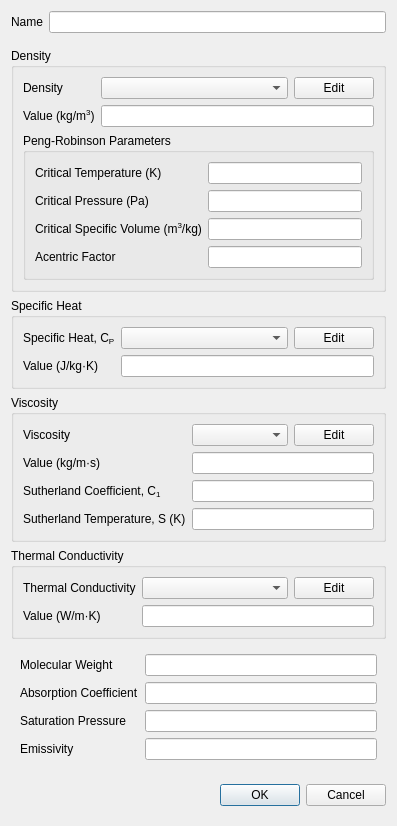
Old version of the form baramFlow/view/setup/materials/material_dialog.ui in the repository nextfoam/baram.
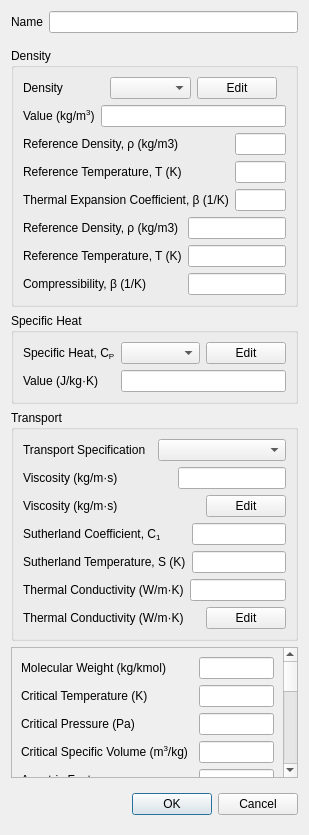
New version of the form. Custom widgets are drawn as their Qt base class.

```diff
--- a/baramFlow/view/setup/materials/material_dialog.ui
+++ b/baramFlow/view/setup/materials/material_dialog.ui
@@ -6,8 +6,8 @@
    <rect>
     <x>0</x>
     <y>0</y>
-    <width>397</width>
-    <height>809</height>
+    <width>309</width>
+    <height>835</height>
    </rect>
   </property>
   <property name="windowTitle">
@@ -82,27 +82,6 @@
               </property>
              </widget>
             </item>
-            <item row="0" column="1">
-             <layout class="QHBoxLayout" name="horizontalLayout">
-              <item>
-               <widget class="EnumComboBox" name="densityType">
-                <property name="sizePolicy">
-                 <sizepolicy hsizetype="Expanding" vsizetype="Fixed">
-                  <horstretch>0</horstretch>
-                  <verstretch>0</verstretch>
-                 </sizepolicy>
-                </property>
-               </widget>
-              </item>
-              <item>
-               <widget class="QPushButton" name="densityEdit">
-                <property name="text">
-                 <string>Edit</string>
-                </property>
-               </widget>
-              </item>
-             </layout>
-            </item>
             <item row="1" column="0">
              <widget class="QLabel" name="label_4">
               <property name="text">
@@ -113,55 +92,131 @@
             <item row="1" column="1">
              <widget class="QLineEdit" name="constantDensity"/>
             </item>
+            <item row="0" column="1">
+             <widget class="QWidget" name="widget_90" native="true">
+              <layout class="QHBoxLayout" name="horizontalLayout">
+               <property name="topMargin">
+                <number>0</number>
+               </property>
+               <property name="bottomMargin">
+                <number>0</number>
+               </property>
+               <item>
+                <widget class="PythonComboBox" name="densitySpec">
+                 <property name="sizePolicy">
+                  <sizepolicy hsizetype="Expanding" vsizetype="Fixed">
+                   <horstretch>0</horstretch>
+                   <verstretch>0</verstretch>
+                  </sizepolicy>
+                 </property>
+                </widget>
+               </item>
+               <item>
+                <widget class="QPushButton" name="densityEdit">
+                 <property name="text">
+                  <string>Edit</string>
+                 </property>
+                </widget>
+               </item>
            </layout>
           </widget>
          </item>
+           </layout>
+          </widget>
+         </item>
          <item>
-          <widget class="QGroupBox" name="pengRobinsonParameters">
-           <property name="title">
-            <string>Peng-Robinson Parameters</string>
-           </property>
-           <layout class="QFormLayout" name="formLayout_8">
+          <widget class="QWidget" name="boussinesq" native="true">
+           <layout class="QFormLayout" name="formLayout_9">
+            <property name="leftMargin">
+             <number>0</number>
+            </property>
+            <property name="topMargin">
+             <number>0</number>
+            </property>
+            <property name="rightMargin">
+             <number>0</number>
+            </property>
+            <property name="bottomMargin">
+             <number>0</number>
+            </property>
             <item row="0" column="0">
-             <widget class="QLabel" name="label_8">
+             <widget class="QLabel" name="label_12">
               <property name="text">
-               <string>Critical Temperature (K)</string>
+               <string>Reference Density, ρ (kg/m3)</string>
               </property>
              </widget>
             </item>
+            <item row="0" column="1">
+             <widget class="QLineEdit" name="boussinesqRho0"/>
+            </item>
             <item row="1" column="0">
-             <widget class="QLabel" name="label_9">
+             <widget class="QLabel" name="label_13">
               <property name="text">
-               <string>Critical Pressure (Pa)</string>
+               <string>Reference Temperature, T (K)</string>
               </property>
              </widget>
             </item>
             <item row="1" column="1">
-             <widget class="QLineEdit" name="criticalPressure"/>
+             <widget class="QLineEdit" name="boussinesqT0"/>
             </item>
             <item row="2" column="0">
-             <widget class="QLabel" name="label_10">
+             <widget class="QLabel" name="label_14">
               <property name="text">
-               <string>&lt;html&gt;&lt;head/&gt;&lt;body&gt;&lt;p&gt;Critical Specific Volume (m&lt;span style=&quot; vertical-align:super;&quot;&gt;3&lt;/span&gt;/kg)&lt;/p&gt;&lt;/body&gt;&lt;/html&gt;</string>
+               <string>Thermal Expansion Coefficient, β (1/K)</string>
               </property>
              </widget>
             </item>
             <item row="2" column="1">
-             <widget class="QLineEdit" name="criticalSpecificVolume"/>
+             <widget class="QLineEdit" name="boussinesqBeta"/>
             </item>
-            <item row="3" column="0">
-             <widget class="QLabel" name="label_11">
+           </layout>
+          </widget>
+         </item>
+         <item>
+          <widget class="QWidget" name="perfectFluid" native="true">
+           <layout class="QFormLayout" name="formLayout_11">
+            <property name="leftMargin">
+             <number>0</number>
+            </property>
+            <property name="topMargin">
+             <number>0</number>
+            </property>
+            <property name="rightMargin">
+             <number>0</number>
+            </property>
+            <property name="bottomMargin">
+             <number>0</number>
+            </property>
+            <item row="0" column="0">
+             <widget class="QLabel" name="label_18">
               <property name="text">
-               <string>Acentric Factor</string>
+               <string>Reference Density, ρ (kg/m3)</string>
               </property>
              </widget>
             </item>
-            <item row="3" column="1">
-             <widget class="QLineEdit" name="acentricFactor"/>
-            </item>
             <item row="0" column="1">
-             <widget class="QLineEdit" name="criticalTemperature"/>
+             <widget class="QLineEdit" name="perfectFluidRho0"/>
             </item>
+            <item row="1" column="0">
+             <widget class="QLabel" name="label_19">
+              <property name="text">
+               <string>Reference Temperature, T (K)</string>
+              </property>
+             </widget>
+            </item>
+            <item row="1" column="1">
+             <widget class="QLineEdit" name="perfectFluidT"/>
+            </item>
+            <item row="2" column="0">
+             <widget class="QLabel" name="label_20">
+              <property name="text">
+               <string>Compressibility, β (1/K)</string>
+              </property>
+             </widget>
+            </item>
+            <item row="2" column="1">
+             <widget class="QLineEdit" name="perfectFluidBeta"/>
+            </item>
            </layout>
           </widget>
          </item>
@@ -169,11 +224,21 @@
        </widget>
       </item>
       <item>
-       <widget class="QGroupBox" name="specificHeat">
+       <widget class="QGroupBox" name="specificHeatGroup">
         <property name="title">
          <string>Specific Heat</string>
         </property>
         <layout class="QFormLayout" name="formLayout_3">
+         <item row="1" column="0">
+          <widget class="QLabel" name="label_5">
+           <property name="text">
+            <string>&lt;html&gt;&lt;head/&gt;&lt;body&gt;&lt;p&gt;Value (J/kg·K)&lt;/p&gt;&lt;/body&gt;&lt;/html&gt;</string>
+           </property>
+          </widget>
+         </item>
+         <item row="1" column="1">
+          <widget class="QLineEdit" name="constantSpecificHeat"/>
+         </item>
          <item row="0" column="0">
           <widget class="QLabel" name="label_3">
            <property name="text">
@@ -197,7 +262,7 @@
              <number>0</number>
             </property>
             <item>
-             <widget class="EnumComboBox" name="specificHeatType">
+             <widget class="PythonComboBox" name="specificHeatSpec">
               <property name="sizePolicy">
                <sizepolicy hsizetype="Expanding" vsizetype="Fixed">
                 <horstretch>0</horstretch>
@@ -222,35 +287,46 @@
            </layout>
           </widget>
          </item>
-         <item row="1" column="0">
-          <widget class="QLabel" name="label_5">
-           <property name="text">
-            <string>&lt;html&gt;&lt;head/&gt;&lt;body&gt;&lt;p&gt;Value (J/kg·K)&lt;/p&gt;&lt;/body&gt;&lt;/html&gt;</string>
-           </property>
-          </widget>
-         </item>
-         <item row="1" column="1">
-          <widget class="QLineEdit" name="constantSpecificHeat"/>
-         </item>
         </layout>
        </widget>
       </item>
       <item>
-       <widget class="QGroupBox" name="viscosityGroup">
+       <widget class="QGroupBox" name="transportGroup">
         <property name="title">
-         <string>Viscosity</string>
+         <string>Transport</string>
         </property>
-        <layout class="QFormLayout" name="formLayout_4">
-         <item row="0" column="0">
-          <widget class="QLabel" name="viscosityLabel">
+        <layout class="QVBoxLayout" name="verticalLayout_4">
+         <item>
+          <widget class="QWidget" name="widget_3" native="true">
+           <layout class="QHBoxLayout" name="horizontalLayout_2">
+            <property name="leftMargin">
+             <number>0</number>
+            </property>
+            <property name="topMargin">
+             <number>0</number>
+            </property>
+            <property name="rightMargin">
+             <number>0</number>
+            </property>
+            <property name="bottomMargin">
+             <number>0</number>
+            </property>
+            <item>
+             <widget class="QLabel" name="label_15">
            <property name="text">
-            <string>Viscosity</string>
+               <string>Transport Specification</string>
            </property>
           </widget>
          </item>
-         <item row="0" column="1">
-          <widget class="QWidget" name="widget_9" native="true">
-           <layout class="QHBoxLayout" name="horizontalLayout_6">
+            <item>
+             <widget class="PythonComboBox" name="transportSpec"/>
+            </item>
+           </layout>
+          </widget>
+         </item>
+         <item>
+          <widget class="QWidget" name="viscosityGroup" native="true">
+           <layout class="QVBoxLayout" name="verticalLayout_5">
             <property name="leftMargin">
              <number>0</number>
             </property>
@@ -264,22 +340,62 @@
              <number>0</number>
             </property>
             <item>
-             <widget class="EnumComboBox" name="viscosityType">
-              <property name="sizePolicy">
-               <sizepolicy hsizetype="Expanding" vsizetype="Fixed">
-                <horstretch>0</horstretch>
-                <verstretch>0</verstretch>
-               </sizepolicy>
-              </property>
-              <property name="minimumSize">
+             <widget class="QWidget" name="viscosityConstantGroup" native="true">
+              <layout class="QGridLayout" name="gridLayout" rowstretch="0,0" columnstretch="0,0,0,0">
+               <property name="leftMargin">
+                <number>0</number>
+               </property>
+               <property name="topMargin">
+                <number>0</number>
+               </property>
+               <property name="rightMargin">
+                <number>0</number>
+               </property>
+               <property name="bottomMargin">
+                <number>0</number>
+               </property>
+               <item row="1" column="1">
+                <widget class="QLabel" name="label_16">
+                 <property name="text">
+                  <string>Viscosity (kg/m·s)</string>
+                 </property>
+                </widget>
+               </item>
+               <item row="1" column="2">
+                <spacer name="horizontalSpacer">
+                 <property name="orientation">
+                  <enum>Qt::Horizontal</enum>
+                 </property>
+                 <property name="sizeHint" stdset="0">
                <size>
-                <width>92</width>
-                <height>0</height>
-               </size>
-              </property>
+                   <width>40</width>
+                   <height>20</height>
+                  </size>
+                 </property>
+                </spacer>
+               </item>
+               <item row="1" column="3">
+                <widget class="QLineEdit" name="viscosityConstant"/>
+               </item>
+              </layout>
              </widget>
             </item>
             <item>
+             <widget class="QWidget" name="viscosityEditGroup" native="true">
+              <layout class="QGridLayout" name="gridLayout_3">
+               <property name="leftMargin">
+                <number>0</number>
+               </property>
+               <property name="topMargin">
+                <number>0</number>
+               </property>
+               <property name="rightMargin">
+                <number>0</number>
+               </property>
+               <property name="bottomMargin">
+                <number>0</number>
+               </property>
+               <item row="0" column="2">
              <widget class="QPushButton" name="viscosityEdit">
               <property name="sizePolicy">
                <sizepolicy hsizetype="Fixed" vsizetype="Fixed">
@@ -292,57 +408,115 @@
               </property>
              </widget>
             </item>
-           </layout>
-          </widget>
-         </item>
-         <item row="1" column="0">
-          <widget class="QLabel" name="viscosityLabel_2">
+               <item row="0" column="0">
+                <widget class="QLabel" name="label_21">
            <property name="text">
-            <string>Value (kg/m·s)</string>
+                  <string>Viscosity (kg/m·s)</string>
            </property>
           </widget>
          </item>
-         <item row="1" column="1">
-          <widget class="QLineEdit" name="constantViscosity"/>
-         </item>
-         <item row="2" column="0">
+               <item row="0" column="1">
+                <spacer name="horizontalSpacer_4">
+                 <property name="orientation">
+                  <enum>Qt::Horizontal</enum>
+                 </property>
+                 <property name="sizeHint" stdset="0">
+                  <size>
+                   <width>40</width>
+                   <height>20</height>
+                  </size>
+                 </property>
+                </spacer>
+               </item>
+              </layout>
+             </widget>
+            </item>
+            <item>
+             <widget class="QWidget" name="viscositySutherlandGroup" native="true">
+              <layout class="QGridLayout" name="gridLayout_2">
+               <property name="leftMargin">
+                <number>0</number>
+               </property>
+               <property name="topMargin">
+                <number>0</number>
+               </property>
+               <property name="rightMargin">
+                <number>0</number>
+               </property>
+               <property name="bottomMargin">
+                <number>0</number>
+               </property>
+               <item row="0" column="0">
           <widget class="QLabel" name="label">
            <property name="text">
             <string>Sutherland Coefficient, C&lt;sub&gt;1&lt;/sub&gt;</string>
            </property>
           </widget>
          </item>
-         <item row="2" column="1">
+               <item row="0" column="1">
           <widget class="QLineEdit" name="sutherlandCoefficient"/>
          </item>
-         <item row="3" column="0">
+               <item row="1" column="0">
           <widget class="QLabel" name="label_6">
            <property name="text">
             <string>Sutherland Temperature, S (K)</string>
            </property>
           </widget>
          </item>
-         <item row="3" column="1">
+               <item row="1" column="1">
           <widget class="QLineEdit" name="sutherlandTemperature"/>
          </item>
         </layout>
        </widget>
       </item>
+           </layout>
+          </widget>
+         </item>
       <item>
-       <widget class="QGroupBox" name="thermalConductivity">
-        <property name="title">
-         <string>Thermal Conductivity</string>
-        </property>
-        <layout class="QFormLayout" name="formLayout_5">
-         <item row="0" column="0">
-          <widget class="QLabel" name="thremalConductivityLabel">
+          <widget class="QWidget" name="thermalConductivityGroup" native="true">
+           <layout class="QVBoxLayout" name="verticalLayout_6">
+            <property name="leftMargin">
+             <number>0</number>
+            </property>
+            <property name="topMargin">
+             <number>0</number>
+            </property>
+            <property name="rightMargin">
+             <number>0</number>
+            </property>
+            <property name="bottomMargin">
+             <number>0</number>
+            </property>
+            <item>
+             <widget class="QWidget" name="thermalConductivityConstantGroup" native="true">
+              <layout class="QHBoxLayout" name="horizontalLayout_6">
+               <property name="leftMargin">
+                <number>0</number>
+               </property>
+               <property name="topMargin">
+                <number>0</number>
+               </property>
+               <property name="rightMargin">
+                <number>0</number>
+               </property>
+               <property name="bottomMargin">
+                <number>0</number>
+               </property>
+               <item>
+                <widget class="QLabel" name="label_17">
            <property name="text">
-            <string>Thermal Conductivity</string>
+                  <string>Thermal Conductivity (W/m·K)</string>
            </property>
           </widget>
          </item>
-         <item row="0" column="1">
-          <widget class="QWidget" name="widget_11" native="true">
+               <item>
+                <widget class="QLineEdit" name="thermalConductivityConstant"/>
+               </item>
+              </layout>
+             </widget>
+            </item>
+            <item>
+             <widget class="QWidget" name="thermalConductivityEditGroup" native="true">
            <layout class="QHBoxLayout" name="horizontalLayout_7">
             <property name="leftMargin">
              <number>0</number>
@@ -357,15 +531,25 @@
              <number>0</number>
             </property>
             <item>
-             <widget class="EnumComboBox" name="thermalConductivityType">
-              <property name="sizePolicy">
-               <sizepolicy hsizetype="Expanding" vsizetype="Fixed">
-                <horstretch>0</horstretch>
-                <verstretch>0</verstretch>
-               </sizepolicy>
+                <widget class="QLabel" name="label_22">
+                 <property name="text">
+                  <string>Thermal Conductivity (W/m·K)</string>
               </property>
              </widget>
             </item>
+               <item>
+                <spacer name="horizontalSpacer_3">
+                 <property name="orientation">
+                  <enum>Qt::Horizontal</enum>
+                 </property>
+                 <property name="sizeHint" stdset="0">
+                  <size>
+                   <width>40</width>
+                   <height>20</height>
+                  </size>
+                 </property>
+                </spacer>
+               </item>
             <item>
              <widget class="QPushButton" name="thermalConductivityEdit">
               <property name="sizePolicy">
@@ -382,26 +566,34 @@
            </layout>
           </widget>
          </item>
-         <item row="1" column="0">
-          <widget class="QLabel" name="thremalConductivityLabel_2">
-           <property name="text">
-            <string>Value (W/m·K)</string>
-           </property>
+           </layout>
           </widget>
          </item>
-         <item row="1" column="1">
-          <widget class="QLineEdit" name="constantThermalConductivity"/>
+        </layout>
+       </widget>
          </item>
         </layout>
        </widget>
       </item>
       <item>
-       <widget class="QWidget" name="properties" native="true">
-        <layout class="QFormLayout" name="formLayout_2">
+    <widget class="QScrollArea" name="otherPropertiesContainer">
+     <property name="widgetResizable">
+      <bool>true</bool>
+     </property>
+     <widget class="QWidget" name="otherProperties">
+      <property name="geometry">
+       <rect>
+        <x>0</x>
+        <y>0</y>
+        <width>272</width>
+        <height>442</height>
+       </rect>
+      </property>
+      <layout class="QFormLayout" name="formLayout">
          <item row="0" column="0">
           <widget class="QLabel" name="molecularWeightLabel">
            <property name="text">
-            <string>Molecular Weight</string>
+          <string>Molecular Weight (kg/kmol)</string>
            </property>
           </widget>
          </item>
@@ -409,39 +601,157 @@
           <widget class="QLineEdit" name="molecularWeight"/>
          </item>
          <item row="1" column="0">
-          <widget class="QLabel" name="absorptionCoefficientLabel">
+        <widget class="QLabel" name="label_8">
            <property name="text">
-            <string>Absorption Coefficient</string>
+          <string>Critical Temperature (K)</string>
            </property>
           </widget>
          </item>
          <item row="1" column="1">
-          <widget class="QLineEdit" name="absorptionCoefficient"/>
+        <widget class="QLineEdit" name="criticalTemperature"/>
          </item>
          <item row="2" column="0">
+        <widget class="QLabel" name="label_9">
+         <property name="text">
+          <string>Critical Pressure (Pa)</string>
+         </property>
+        </widget>
+       </item>
+       <item row="2" column="1">
+        <widget class="QLineEdit" name="criticalPressure"/>
+       </item>
+       <item row="3" column="0">
+        <widget class="QLabel" name="label_10">
+         <property name="text">
+          <string>&lt;html&gt;&lt;head/&gt;&lt;body&gt;&lt;p&gt;Critical Specific Volume (m&lt;span style=&quot; vertical-align:super;&quot;&gt;3&lt;/span&gt;/kg)&lt;/p&gt;&lt;/body&gt;&lt;/html&gt;</string>
+         </property>
+        </widget>
+       </item>
+       <item row="3" column="1">
+        <widget class="QLineEdit" name="criticalSpecificVolume"/>
+       </item>
+       <item row="4" column="0">
+        <widget class="QLabel" name="label_11">
+         <property name="text">
+          <string>Acentric Factor</string>
+         </property>
+        </widget>
+       </item>
+       <item row="4" column="1">
+        <widget class="QLineEdit" name="acentricFactor"/>
+       </item>
+       <item row="5" column="0">
+        <widget class="QLabel" name="label_23">
+         <property name="text">
+          <string>Triple Point Temperature (K)</string>
+         </property>
+        </widget>
+       </item>
+       <item row="5" column="1">
+        <widget class="QLineEdit" name="tripleTemperature"/>
+       </item>
+       <item row="6" column="0">
+        <widget class="QLabel" name="label_24">
+         <property name="text">
+          <string>Triple Point Pressure (Pa)</string>
+         </property>
+        </widget>
+       </item>
+       <item row="6" column="1">
+        <widget class="QLineEdit" name="triplePressure"/>
+       </item>
+       <item row="7" column="0">
           <widget class="QLabel" name="saturationPressureLabel">
            <property name="text">
-            <string>Saturation Pressure</string>
+          <string>Saturation Pressure (Pa)</string>
            </property>
           </widget>
          </item>
-         <item row="2" column="1">
-          <widget class="QLineEdit" name="saturationPressure"/>
-         </item>
-         <item row="3" column="0">
+       <item row="8" column="0">
+        <widget class="QLabel" name="label_25">
+         <property name="text">
+          <string>Surface Tension (N/m)</string>
+         </property>
+        </widget>
+       </item>
+       <item row="9" column="0">
           <widget class="QLabel" name="emissivityLabel">
            <property name="text">
             <string>Emissivity</string>
            </property>
           </widget>
          </item>
-         <item row="3" column="1">
+       <item row="9" column="1">
           <widget class="QLineEdit" name="emissivity"/>
          </item>
-        </layout>
-       </widget>
-      </item>
-     </layout>
+       <item row="10" column="0">
+        <widget class="QLabel" name="absorptionCoefficientLabel">
+         <property name="text">
+          <string>Absorption Coefficient</string>
+         </property>
+        </widget>
+       </item>
+       <item row="10" column="1">
+        <widget class="QLineEdit" name="absorptionCoefficient"/>
+       </item>
+       <item row="11" column="0">
+        <widget class="QLabel" name="label_27">
+         <property name="text">
+          <string>Latent Heat (J/kg)</string>
+         </property>
+        </widget>
+       </item>
+       <item row="12" column="0">
+        <widget class="QLabel" name="label_26">
+         <property name="text">
+          <string>Boiling Point Temperature [K]</string>
+         </property>
+        </widget>
+       </item>
+       <item row="12" column="1">
+        <widget class="QLineEdit" name="boilingTemperature"/>
+       </item>
+       <item row="13" column="0">
+        <widget class="QLabel" name="label_28">
+         <property name="text">
+          <string>&lt;html&gt;&lt;head/&gt;&lt;body&gt;&lt;p&gt;Second Virial Coefficient (m&lt;span style=&quot; vertical-align:super;&quot;&gt;3&lt;/span&gt;/kg)&lt;/p&gt;&lt;/body&gt;&lt;/html&gt;</string>
+         </property>
+        </widget>
+       </item>
+       <item row="13" column="1">
+        <widget class="QLineEdit" name="virialCoeff"/>
+       </item>
+       <item row="14" column="0">
+        <widget class="QLabel" name="label_29">
+         <property name="text">
+          <string>Standard State Enthalpy (J/kg)</string>
+         </property>
+        </widget>
+       </item>
+       <item row="14" column="1">
+        <widget class="QLineEdit" name="standardStateEnthalpy"/>
+       </item>
+       <item row="15" column="0">
+        <widget class="QLabel" name="label_30">
+         <property name="text">
+          <string>Reference Temperature (K)</string>
+         </property>
+        </widget>
+       </item>
+       <item row="15" column="1">
+        <widget class="QLineEdit" name="referenceTemperature"/>
+       </item>
+       <item row="7" column="1">
+        <widget class="Function1ScalarWidget" name="saturationPressure" native="true"/>
+       </item>
+       <item row="11" column="1">
+        <widget class="Function1ScalarWidget" name="enthalpyOfVaporization" native="true"/>
+       </item>
+       <item row="8" column="1">
+        <widget class="Function1ScalarWidget" name="dropletSurfaceTension" native="true"/>
+       </item>
+      </layout>
+     </widget>
     </widget>
    </item>
    <item>
@@ -487,7 +797,13 @@
  </widget>
  <customwidgets>
   <customwidget>
-   <class>EnumComboBox</class>
+   <class>Function1ScalarWidget</class>
+   <extends>QWidget</extends>
+   <header>baramFlow.view.setup.models.DPM.function1_widget</header>
+   <container>1</container>
+  </customwidget>
+  <customwidget>
+   <class>PythonComboBox</class>
    <extends>QComboBox</extends>
    <header>widgets.enum_combo_box</header>
   </customwidget>
```
Left out of the diff: 22 changed lines with no effect on the pictures. Lines whose indentation alone changed are shown as unchanged.
